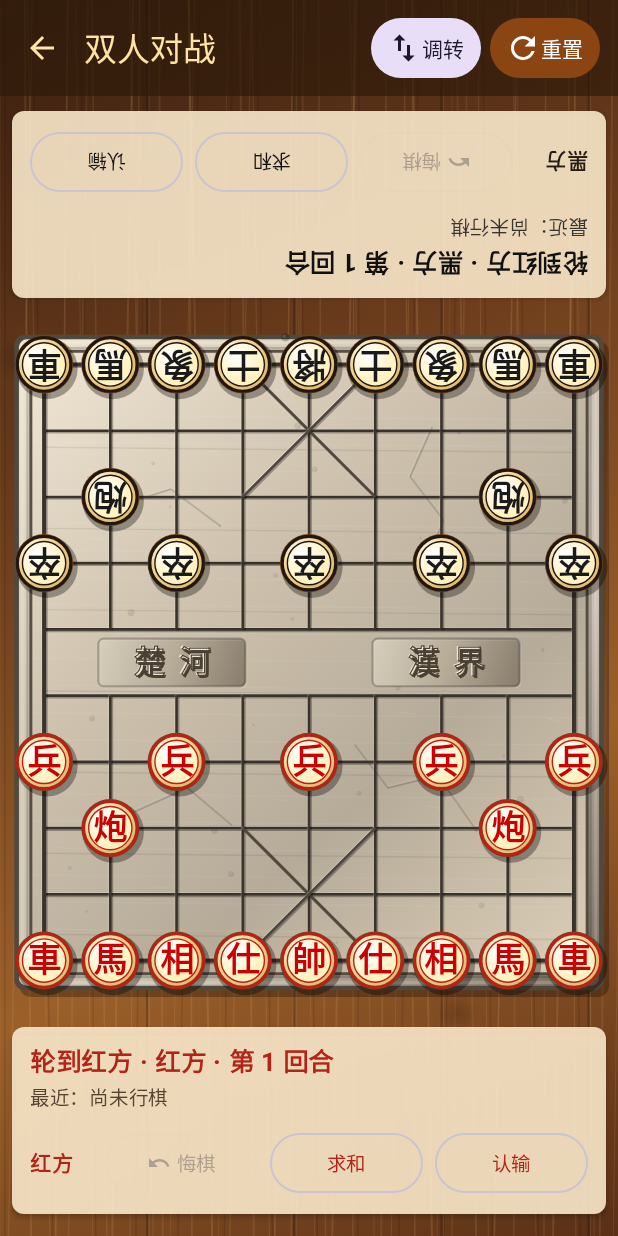
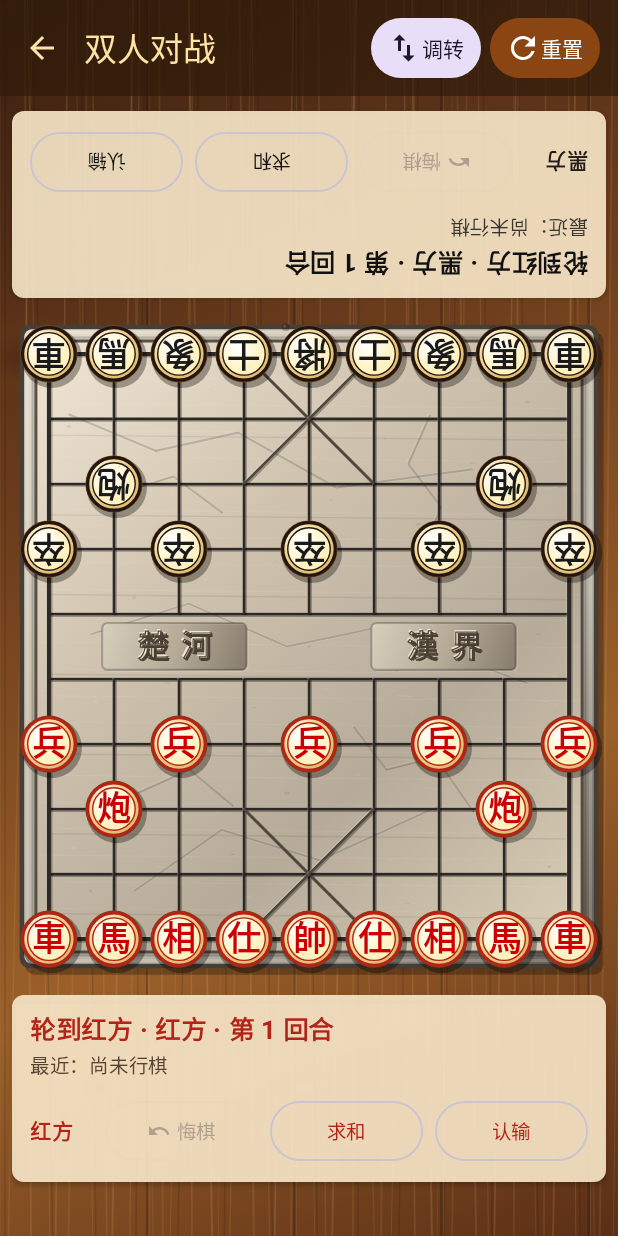
Before and after one commit to giturass/chinese-chess-android, an Android app built with Jetpack Compose: the screen it shows after launch (MainActivity), after a tap on "双人对战", on a phone screen of 412 x 824 dp. Run offline under Robolectric (Android 15) with nearby library versions, the light colour scheme and no system bars.

Commit message:
Remove move history panels and restore board proportions

```diff
--- a/app/src/main/java/com/ericlee/chess/ui/board/ChessBoard.kt
+++ b/app/src/main/java/com/ericlee/chess/ui/board/ChessBoard.kt
@@ -28,12 +28,12 @@ import com.ericlee.chess.model.*
 import kotlin.math.min
 import kotlin.math.roundToInt
 
-private val STONE_BASE = Color(0xFFC8C0B0)
-private val STONE_LIGHT = Color(0xFFF0E7D4)
-private val STONE_MID = Color(0xFFD2C7B5)
-private val STONE_DARK = Color(0xFF766B5C)
-private val EDGE_COLOR = Color(0xFF51483E)
-private val GRID_COLOR = Color(0xFF3A332C)
+private val STONE_BASE = Color(0xFFB8B2A6)
+private val STONE_LIGHT = Color(0xFFE6DFD0)
+private val STONE_MID = Color(0xFFC8BFAE)
+private val STONE_DARK = Color(0xFF5E574E)
+private val EDGE_COLOR = Color(0xFF463F37)
+private val GRID_COLOR = Color(0xFF2D2823)
 private val RED_COLOR = Color(0xFFB32318)
 private val BLACK_COLOR = Color(0xFF1F1711)
 private val LAST_MOVE_COLOR = Color(0x805CA66B)
@@ -81,7 +81,7 @@ fun ChessBoard(
     Canvas(
         modifier = modifier
             .fillMaxWidth()
-            .aspectRatio(0.86f)
+            .aspectRatio(9f / 10f)
             .pointerInput(isFlipped, onPositionClick) {
                 detectTapGestures { offset ->
                     val cellW = min(size.width / 9.15f, size.height / 10.35f)
@@ -263,12 +263,16 @@ private fun DrawScope.drawBoardBackground(offsetX: Float, offsetY: Float, cellW:
             )
         }
     }
-    for (i in 0..34) {
+    for (i in 0..72) {
         val x = innerTopLeft.x + innerSize.width * ((i * 37 % 100) / 100f)
         val y = innerTopLeft.y + innerSize.height * ((i * 53 % 100) / 100f)
-        val r = cellW * (0.02f + (i % 5) * 0.008f)
-        drawCircle(Color.Black.copy(alpha = 0.09f), radius = r, center = Offset(x, y))
-        drawCircle(Color.White.copy(alpha = 0.08f), radius = r * 0.5f, center = Offset(x - r * 0.25f, y - r * 0.25f))
+        val w = cellW * (0.035f + (i % 6) * 0.014f)
+        val h = cellH * (0.018f + (i % 4) * 0.012f)
+        drawOval(
+            color = if (i % 2 == 0) Color.Black.copy(alpha = 0.075f) else Color.White.copy(alpha = 0.07f),
+            topLeft = Offset(x - w / 2f, y - h / 2f),
+            size = Size(w, h)
+        )
     }
     for (i in 0..16) {
         val x = innerTopLeft.x + innerSize.width * ((i * 61 % 100) / 100f)
@@ -280,6 +284,24 @@ private fun DrawScope.drawBoardBackground(offsetX: Float, offsetY: Float, cellW:
             strokeWidth = 1.2f
         )
     }
+    drawStoneVein(
+        points = listOf(0.06f to 0.12f, 0.22f to 0.18f, 0.37f to 0.15f, 0.55f to 0.24f, 0.80f to 0.21f),
+        topLeft = innerTopLeft,
+        size = innerSize,
+        width = 2.2f
+    )
+    drawStoneVein(
+        points = listOf(0.10f to 0.48f, 0.28f to 0.43f, 0.46f to 0.50f, 0.62f to 0.47f, 0.90f to 0.56f),
+        topLeft = innerTopLeft,
+        size = innerSize,
+        width = 1.8f
+    )
+    drawStoneVein(
+        points = listOf(0.18f to 0.90f, 0.34f to 0.80f, 0.52f to 0.85f, 0.74f to 0.76f),
+        topLeft = innerTopLeft,
+        size = innerSize,
+        width = 2.0f
+    )
     val cracks = listOf(
         listOf(0.10f to 0.20f, 0.18f to 0.24f, 0.25f to 0.22f, 0.34f to 0.28f),
         listOf(0.72f to 0.12f, 0.68f to 0.20f, 0.74f to 0.27f, 0.70f to 0.36f),
@@ -330,6 +352,32 @@ private fun DrawScope.drawBoardBackground(offsetX: Float, offsetY: Float, cellW:
         size = Size(outerSize.width - cellW * 0.4f, outerSize.height - cellH * 0.4f),
         cornerRadius = CornerRadius(cellW * 0.09f, cellW * 0.09f),
         style = Stroke(width = cellW * 0.035f)
+    )
+}
+
+private fun DrawScope.drawStoneVein(
+    points: List<Pair<Float, Float>>,
+    topLeft: Offset,
+    size: Size,
+    width: Float
+) {
+    if (points.size < 2) return
+    val path = Path().apply {
+        val first = points.first()
+        moveTo(topLeft.x + size.width * first.first, topLeft.y + size.height * first.second)
+        for (point in points.drop(1)) {
+            lineTo(topLeft.x + size.width * point.first, topLeft.y + size.height * point.second)
+        }
+    }
+    drawPath(
+        path = path,
+        color = Color.White.copy(alpha = 0.12f),
+        style = Stroke(width = width + 1.1f)
+    )
+    drawPath(
+        path = path,
+        color = Color.Black.copy(alpha = 0.18f),
+        style = Stroke(width = width)
     )
 }
 
```
Also changed, not shown: app/src/main/java/com/ericlee/chess/ui/screen/GamePanels.kt (+0 -49 lines).
